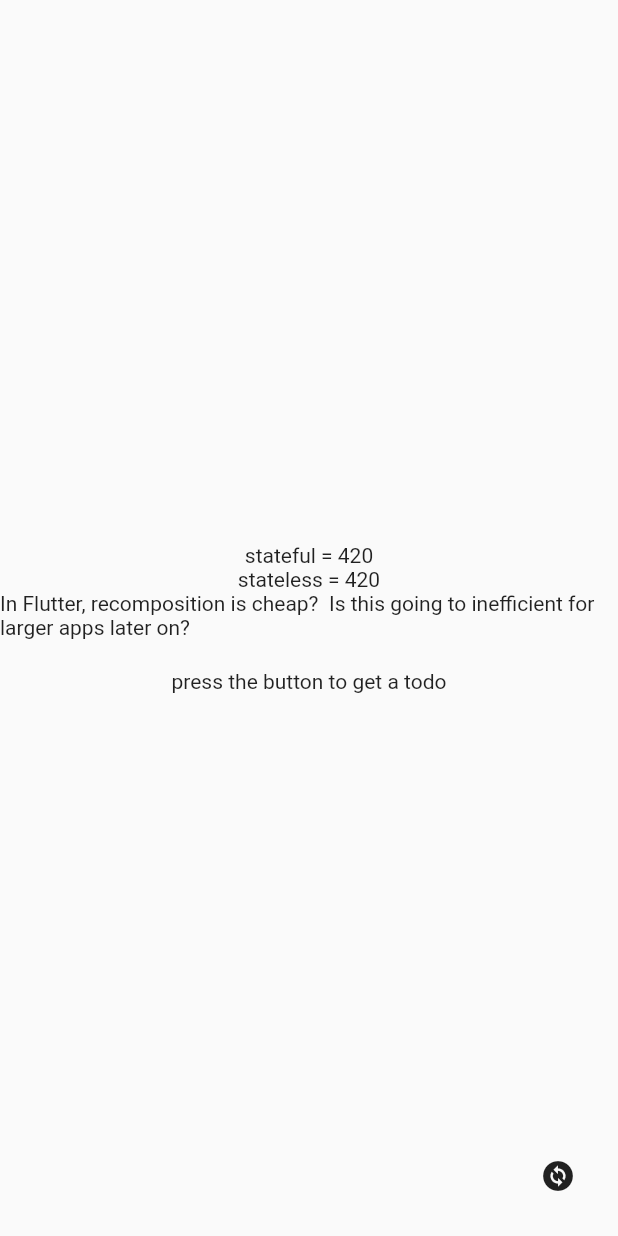
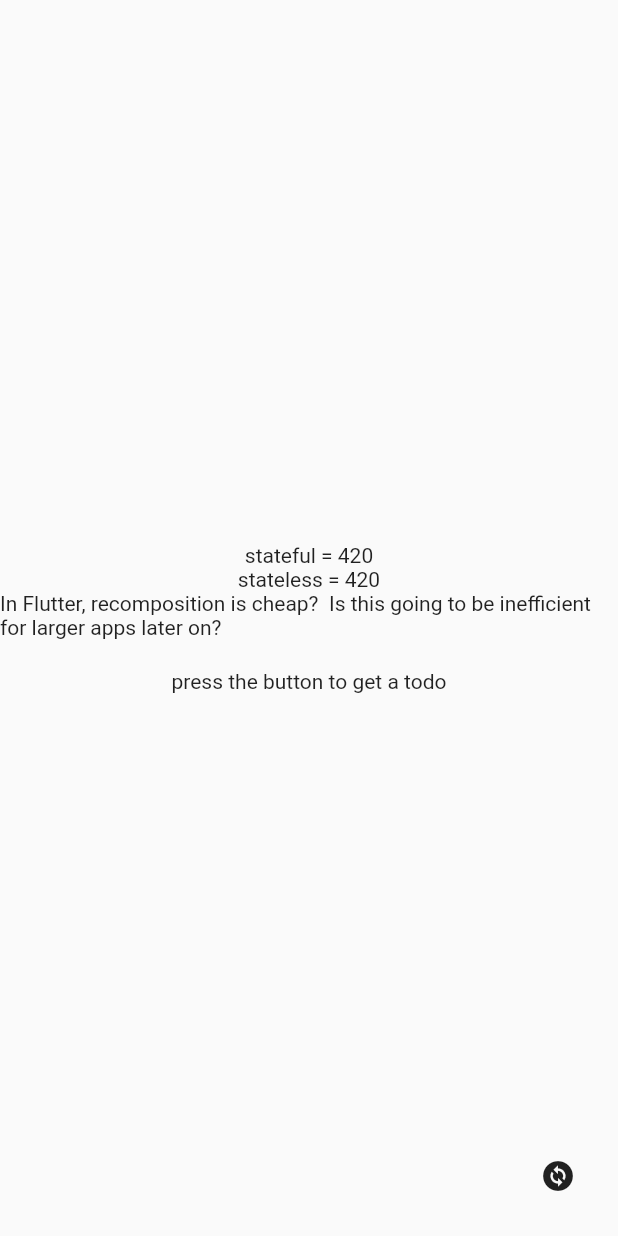
Before and after one commit to MarcLab1/Flutter_Dependency_Injection, a Flutter app: the screen it shows after launch, on a phone screen of 412 x 824 dp. Run offline on Flutter 3.47's test engine with Material 2 defaults, Android fonts, the phone set to English and light mode, and no system bars; our stand-ins replace get_it.

Commit message:
spelling fixed :)

```diff
--- a/lib/main.dart
+++ b/lib/main.dart
@@ -49,7 +49,7 @@ class _MyWidgetState extends State<MyWidget> {
                   padding: const EdgeInsets.only(bottom: 20),
                   child: Center(
                     child: Text(
-                        "In Flutter, recomposition is cheap?  Is this going to inefficient for larger apps later on?"),
+                        "In Flutter, recomposition is cheap?  Is this going to be inefficient for larger apps later on?"),
                   ),
                 ),
                 (todo == null)
```
